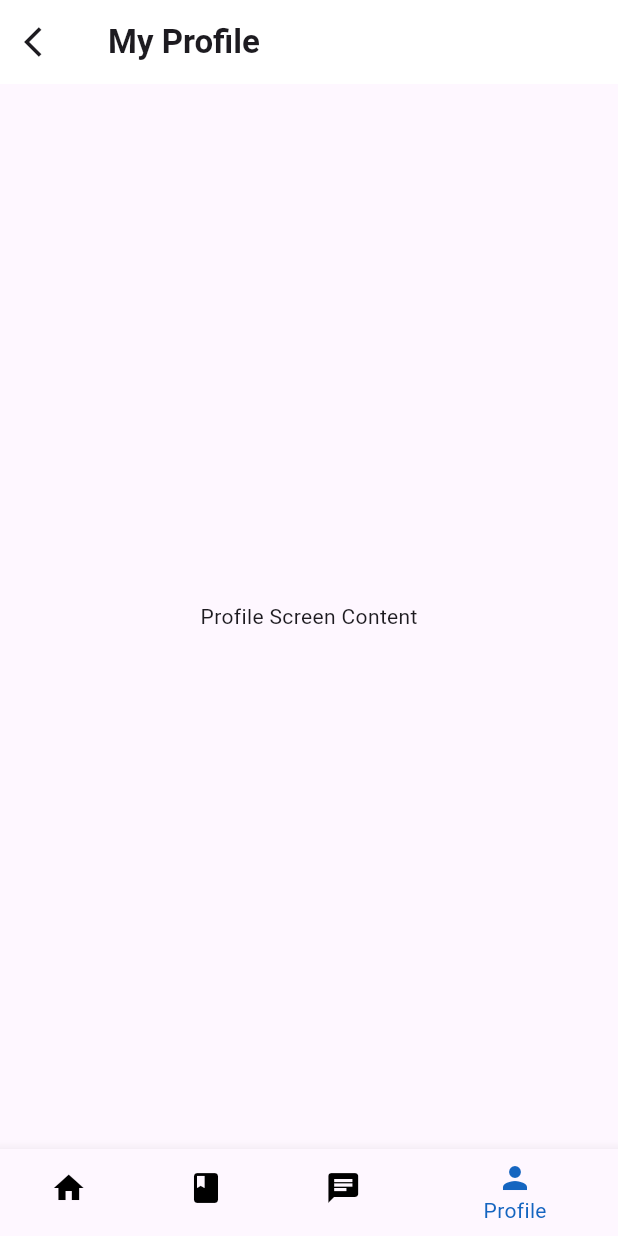
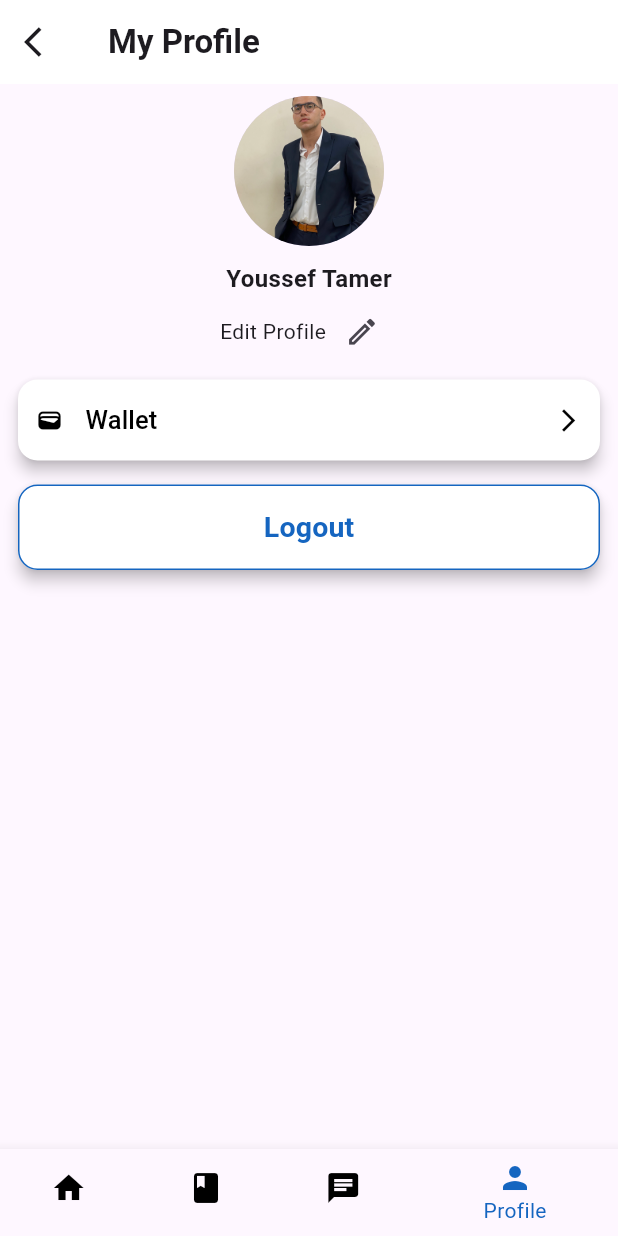
Before and after one commit to Moazzibrahim/Maths_house, a Flutter app: the screen it shows after launch, item 4 of the bottom bar chosen, on a phone screen of 412 x 824 dp. Run offline on Flutter 3.47's test engine with Material 3 defaults, Android fonts, the phone set to English and light mode, and no system bars; our stand-ins replace carousel_slider, dots_indicator, flutter_screenutil.

Commit message:
login and logout done

```diff
--- a/lib/Model/login_model.dart
+++ b/lib/Model/login_model.dart
@@ -4,6 +4,7 @@ import 'dart:developer';
 
 import 'package:flutter/material.dart';
 import 'package:flutter_application_1/View/screens/registered_home_screen.dart';
+import 'package:flutter_application_1/View/screens/tabs_screen.dart';
 import 'package:http/http.dart' as http;
 import 'dart:convert';
 import 'package:provider/provider.dart';
@@ -62,7 +63,7 @@ class LoginModel with ChangeNotifier {
 
         Navigator.pushReplacement(
           context,
-          MaterialPageRoute(builder: (context) => const RegisteredHomeScreen()),
+          MaterialPageRoute(builder: (context) => const TabsScreen(isLoggedIn: false,)),
         );
 
         // Return success message
--- /dev/null
+++ b/lib/Model/logout_model.dart
@@ -0,0 +1,32 @@
+import 'package:flutter/material.dart';
+import 'package:flutter_application_1/Model/login_model.dart';
+import 'package:http/http.dart' as http;
+import 'dart:developer';
+import 'package:provider/provider.dart'; // Import Provider
+
+class LogoutModel with ChangeNotifier {
+  Future<void> logout(BuildContext context) async {
+    try {
+      final tokenProvider = Provider.of<TokenModel>(context, listen: false);
+      final token = tokenProvider.token;
+      final response = await http.post(
+        Uri.parse('https://login.mathshouse.net/api/logout'),
+        headers: {
+          'Content-Type': 'application/json',
+          'Accept': 'application/json',
+          'Authorization': 'Bearer $token',
+        },
+      );
+      if (response.statusCode == 200) {
+        log('Logout successful');
+        log(response.body);
+      } else {
+        log('Logout failed');
+        log('Status code: ${response.statusCode}');
+        log('Response body: ${response.body}');
+      }
+    } catch (error) {
+      log('Error: $error');
+    }
+  }
+}
--- a/lib/View/screens/profile_screen.dart
+++ b/lib/View/screens/profile_screen.dart
@@ -1,6 +1,7 @@
-
-
 import 'package:flutter/material.dart';
+import 'package:flutter_application_1/Model/logout_model.dart';
+import 'package:flutter_application_1/View/screens/login_screen.dart';
+import 'package:flutter_application_1/constants/colors.dart';
 
 class ProfileScreen extends StatelessWidget {
   const ProfileScreen({super.key});
@@ -9,14 +10,117 @@ class ProfileScreen extends StatelessWidget {
   Widget build(BuildContext context) {
     return Scaffold(
       appBar: AppBar(
-        title: const Text('My Profile',style: TextStyle(
-          fontWeight: FontWeight.bold
-        ),),
+        title: const Text(
+          'My Profile',
+          style: TextStyle(fontWeight: FontWeight.bold),
+        ),
         backgroundColor: Colors.white,
         leading: const Icon(Icons.arrow_back_ios),
       ),
-      body: const Center(
-        child: Text('Profile Screen Content'),
+      body: Padding(
+        padding: const EdgeInsets.symmetric(vertical: 8, horizontal: 12),
+        child: Column(
+          mainAxisAlignment: MainAxisAlignment.start,
+          children: [
+            const Row(
+              mainAxisAlignment: MainAxisAlignment.center,
+              children: [
+                CircleAvatar(
+                  radius: 50,
+                  backgroundImage: AssetImage(
+                      'assets/images/moaz.jpeg'), // Your image path here
+                ),
+              ],
+            ),
+            const SizedBox(
+              height: 10,
+            ),
+            const Text(
+              'Youssef Tamer',
+              style: TextStyle(fontWeight: FontWeight.bold, fontSize: 16),
+            ),
+            Row(
+              mainAxisAlignment: MainAxisAlignment.center,
+              children: [
+                const Text('Edit Profile'),
+                IconButton(
+                    onPressed: () {},
+                    icon: const Icon(
+                      Icons.edit_outlined,
+                      size: 23,
+                    ))
+              ],
+            ),
+            Container(
+              margin: const EdgeInsets.fromLTRB(0, 8, 0, 8),
+              width: double.infinity,
+              child: ElevatedButton(
+                onPressed: () {},
+                style: ElevatedButton.styleFrom(
+                    backgroundColor: Colors.white,
+                    elevation: 4,
+                    shadowColor: Colors.black,
+                    foregroundColor: Colors.black,
+                    padding: const EdgeInsets.symmetric(
+                      horizontal: 12,
+                      vertical: 15,
+                    ),
+                    shape: RoundedRectangleBorder(
+                        borderRadius: BorderRadius.circular(13))),
+                child: const Row(
+                  mainAxisAlignment: MainAxisAlignment.spaceBetween,
+                  children: [
+                    Row(
+                      children: [
+                        Icon(Icons.wallet),
+                        SizedBox(
+                          width: 15,
+                        ),
+                        Text(
+                          'Wallet',
+                          style: TextStyle(fontSize: 17),
+                        ),
+                      ],
+                    ),
+                    Icon(Icons.arrow_forward_ios)
+                  ],
+                ),
+              ),
+            ),
+            Container(
+              margin: const EdgeInsets.fromLTRB(0, 8, 0, 8),
+              width: double.infinity,
+              child: ElevatedButton(
+                onPressed: () async{
+                  await LogoutModel().logout(context);
+                  Navigator.of(context).pushReplacement(
+                    MaterialPageRoute(builder: (ctx)=> const LoginPage())
+                  );
+                },
+                style: ElevatedButton.styleFrom(
+                  backgroundColor: Colors.white,
+                  elevation: 4,
+                  shadowColor: Colors.black,
+                  foregroundColor: Colors.black,
+                  padding: const EdgeInsets.symmetric(
+                    horizontal: 12,
+                    vertical: 15,
+                  ),
+                  shape: RoundedRectangleBorder(
+                    borderRadius: BorderRadius.circular(13),
+                    side: BorderSide(
+                      color: faceBookColor!,
+                    ),
+                  ),
+                ),
+                child: Text(
+                  'Logout',
+                  style: TextStyle(fontSize: 19, fontWeight: FontWeight.bold,color: faceBookColor),
+                ),
+              ),
+            ),
+          ],
+        ),
       ),
     );
   }
```
